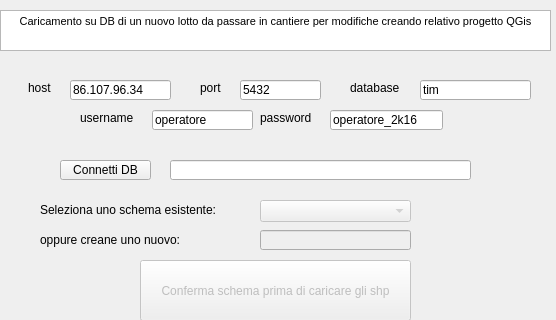
First picture: the form in qgis2db/qgis2db_config_dockwidget_base.ui, repository Verticalsrl/import_qgis2db, before the edit; both pictures show x 0 to 556 and y 0 to 320 of the 556 by 619 pixel window.
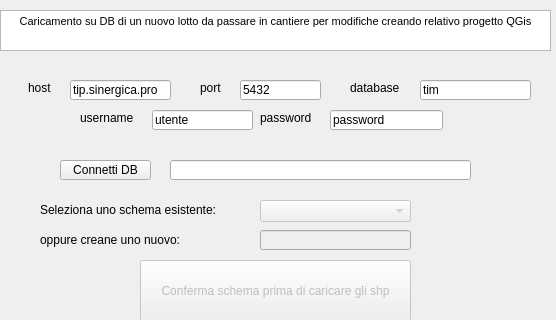
Second picture: the form after the edit.

Commit message: cambio connessioni

Diff of the .ui file:
```diff
--- a/qgis2db/qgis2db_config_dockwidget_base.ui
+++ b/qgis2db/qgis2db_config_dockwidget_base.ui
@@ -119,7 +119,7 @@
     </rect>
    </property>
    <property name="text">
-    <string>86.107.96.34</string>
+    <string>tip.sinergica.pro</string>
    </property>
   </widget>
   <widget class="QLabel" name="label_2">
@@ -184,7 +184,7 @@
     </rect>
    </property>
    <property name="text">
-    <string>operatore</string>
+    <string>utente</string>
    </property>
   </widget>
   <widget class="QLineEdit" name="schemaDB">
@@ -311,7 +311,7 @@
     </rect>
    </property>
    <property name="text">
-    <string>operatore_2k16</string>
+    <string>password</string>
    </property>
   </widget>
   <widget class="QLineEdit" name="portDB">
```
Left out of the diff: 7 changed lines with no effect on the pictures.
